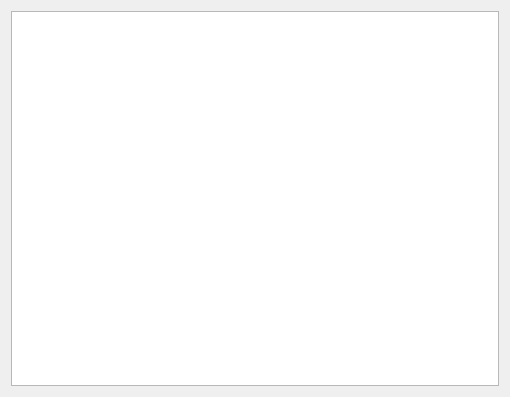
Before: the Qt Designer form downloadedUserPosts.ui in NSchrading/redditDataExtractor, drawn with Qt 5.
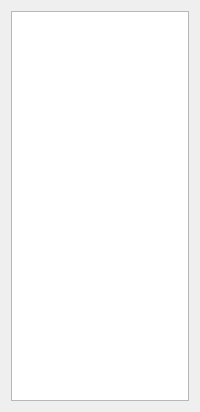
After: the same form once the commit is applied.

The edit to the form file:
```diff
--- a/downloadedUserPosts.ui
+++ b/downloadedUserPosts.ui
@@ -6,8 +6,8 @@
    <rect>
     <x>0</x>
     <y>0</y>
-    <width>510</width>
-    <height>397</height>
+    <width>200</width>
+    <height>412</height>
    </rect>
   </property>
   <property name="windowTitle">
```
Left out of the diff: 6 changed lines with no effect on the pictures.
